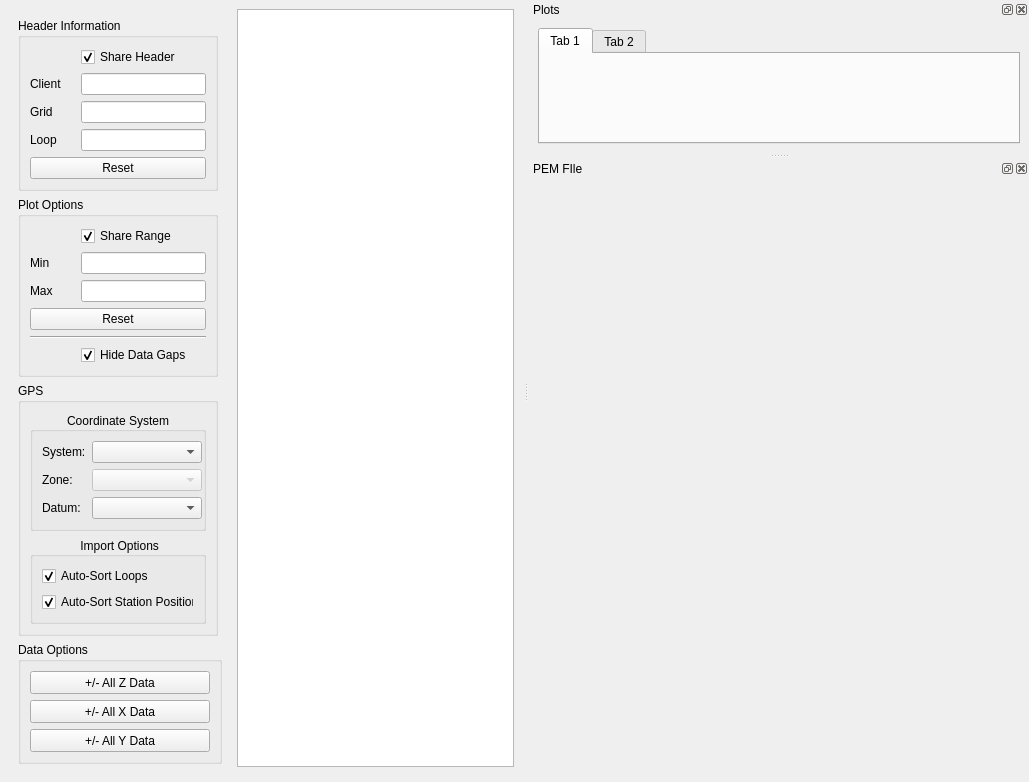
Qt form src/qt_ui/pem_editor_window.ui (Eric-Meunier/Processor-Suite) before a commit.
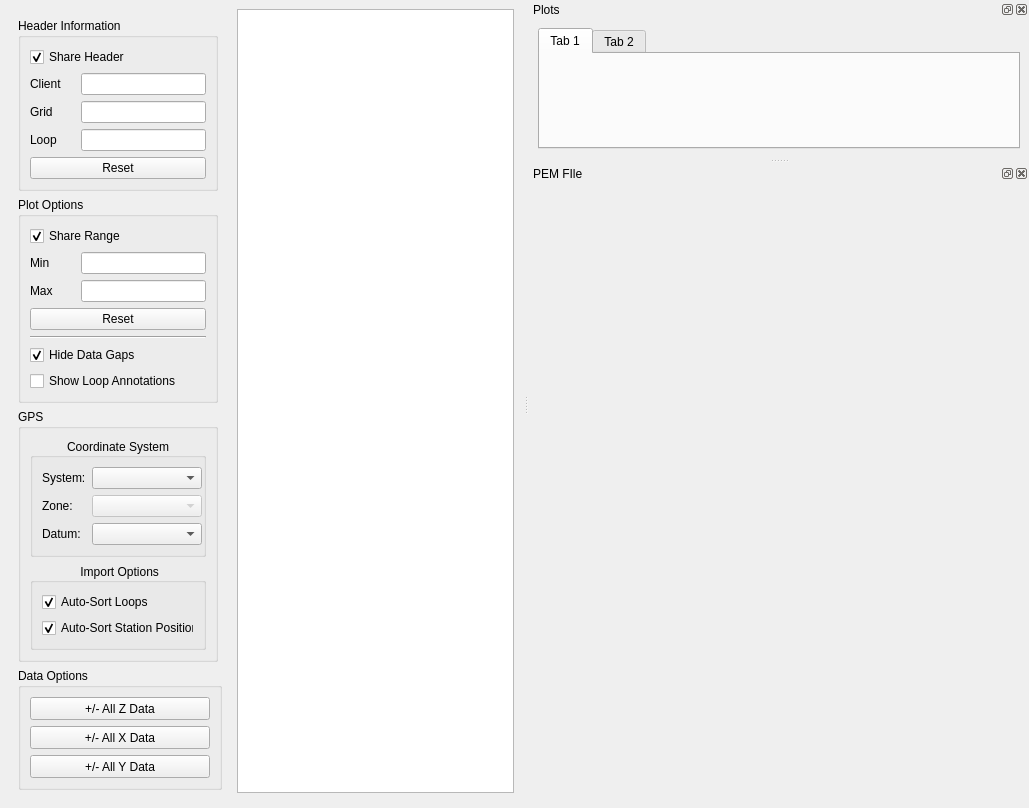
The same form after that commit.

Commit message: Plan map more or less complete. Added ticks down the borehole trace.

Patch:
```diff
--- a/src/qt_ui/pem_editor_window.ui
+++ b/src/qt_ui/pem_editor_window.ui
@@ -163,24 +163,6 @@
             </property>
            </widget>
           </item>
-          <item row="0" column="1">
-           <widget class="QCheckBox" name="share_header_checkbox">
-            <property name="font">
-             <font>
-              <family>MS Shell Dlg 2</family>
-              <weight>50</weight>
-              <italic>false</italic>
-              <bold>false</bold>
-             </font>
-            </property>
-            <property name="text">
-             <string>Share Header</string>
-            </property>
-            <property name="checked">
-             <bool>true</bool>
-            </property>
-           </widget>
-          </item>
           <item row="3" column="0">
            <widget class="QLabel" name="loop_label">
             <property name="text">
@@ -227,6 +209,24 @@
             </property>
            </widget>
           </item>
+          <item row="0" column="0" colspan="2">
+           <widget class="QCheckBox" name="share_header_checkbox">
+            <property name="font">
+             <font>
+              <family>MS Shell Dlg 2</family>
+              <weight>50</weight>
+              <italic>false</italic>
+              <bold>false</bold>
+             </font>
+            </property>
+            <property name="text">
+             <string>Share Header</string>
+            </property>
+            <property name="checked">
+             <bool>true</bool>
+            </property>
+           </widget>
+          </item>
          </layout>
         </widget>
        </item>
@@ -261,37 +261,6 @@
           <string>Plot Options</string>
          </property>
          <layout class="QGridLayout" name="share_range_layout">
-          <item row="4" column="0" colspan="2">
-           <widget class="Line" name="line">
-            <property name="orientation">
-             <enum>Qt::Horizontal</enum>
-            </property>
-           </widget>
-          </item>
-          <item row="2" column="0">
-           <widget class="QLabel" name="max_range_label">
-            <property name="text">
-             <string>Max</string>
-            </property>
-           </widget>
-          </item>
-          <item row="1" column="0">
-           <widget class="QLabel" name="min_range_label">
-            <property name="text">
-             <string>Min</string>
-            </property>
-           </widget>
-          </item>
-          <item row="0" column="1">
-           <widget class="QCheckBox" name="share_range_checkbox">
-            <property name="text">
-             <string>Share Range</string>
-            </property>
-            <property name="checked">
-             <bool>true</bool>
-            </property>
-           </widget>
-          </item>
           <item row="3" column="0" colspan="2">
            <widget class="QPushButton" name="reset_range_btn">
             <property name="text">
@@ -343,7 +312,35 @@
             </property>
            </widget>
           </item>
-          <item row="5" column="1">
+          <item row="1" column="0">
+           <widget class="QLabel" name="min_range_label">
+            <property name="text">
+             <string>Min</string>
+            </property>
+           </widget>
+          </item>
+          <item row="2" column="0">
+           <widget class="QLabel" name="max_range_label">
+            <property name="text">
+             <string>Max</string>
+            </property>
+           </widget>
+          </item>
+          <item row="4" column="0" colspan="2">
+           <widget class="Line" name="line">
+            <property name="orientation">
+             <enum>Qt::Horizontal</enum>
+            </property>
+           </widget>
+          </item>
+          <item row="6" column="0" colspan="2">
+           <widget class="QCheckBox" name="show_loop_anno_checkbox">
+            <property name="text">
+             <string>Show Loop Annotations</string>
+            </property>
+           </widget>
+          </item>
+          <item row="5" column="0" colspan="2">
            <widget class="QCheckBox" name="hide_gaps_checkbox">
             <property name="text">
              <string>Hide Data Gaps</string>
@@ -353,6 +350,16 @@
             </property>
            </widget>
           </item>
+          <item row="0" column="0" colspan="2">
+           <widget class="QCheckBox" name="share_range_checkbox">
+            <property name="text">
+             <string>Share Range</string>
+            </property>
+            <property name="checked">
+             <bool>true</bool>
+            </property>
+           </widget>
+          </item>
          </layout>
         </widget>
        </item>
```
The commit also changes 2 other files.
